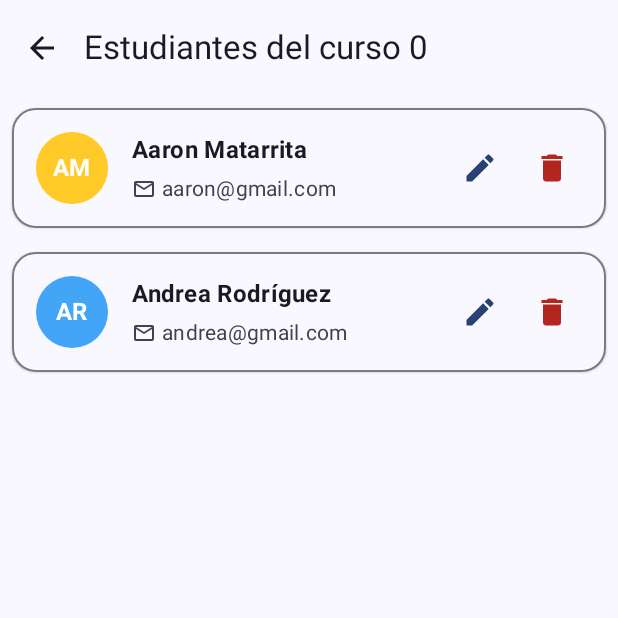
After one commit to AaronMatarrita/Exam1_Frontend, an Android app built with Jetpack Compose: the composable StudentListScreen called with empty values, on a phone screen of 412 x 824 dp, the top half of it. The commit adds this screen. Run offline under Robolectric (Android 15) with nearby library versions, the phone set to English and light mode, and no system bars.

Commit message:
add StudentCard and navigation to StudentList screen
- Updated MainActivity to use a NavController for navigation between screens.
- Created StudentCard composable displaying:
  - Avatar with initials of the student's name.
  - Student's full name and email.
- Implemented StudentListScreen to show a list of StudentCard components.
  - Currently using hardcoded data.
  - Receives NavController for navigation.
- Updated CourseListScreen to accept NavController and navigate to StudentListScreen on "View Students" click.

```diff
--- a/app/build.gradle.kts
+++ b/app/build.gradle.kts
@@ -55,6 +55,7 @@ dependencies {
     implementation(libs.coil.compose)
     implementation(libs.retrofit)
     implementation(libs.converter.gson)
+    implementation(libs.androidx.navigation.compose.v275)
     testImplementation(libs.junit)
     androidTestImplementation(libs.androidx.junit)
     androidTestImplementation(libs.androidx.espresso.core)
--- a/app/src/main/java/com/moviles/exam/MainActivity.kt
+++ b/app/src/main/java/com/moviles/exam/MainActivity.kt
@@ -6,8 +6,13 @@ import androidx.activity.compose.setContent
 import androidx.activity.enableEdgeToEdge
 import androidx.compose.foundation.layout.padding
 import androidx.compose.material3.Scaffold
+import androidx.compose.runtime.Composable
 import androidx.compose.ui.Modifier
+import androidx.navigation.NavType
+import androidx.navigation.compose.*
+import androidx.navigation.navArgument
 import com.moviles.exam.pages.course.CourseListScreen
+import com.moviles.exam.pages.students.StudentListScreen
 import com.moviles.exam.ui.theme.Examen1_FrontendTheme
 
 class MainActivity : ComponentActivity() {
@@ -16,10 +21,40 @@ class MainActivity : ComponentActivity() {
         enableEdgeToEdge()
         setContent {
             Examen1_FrontendTheme {
-                Scaffold { padding ->
-                    CourseListScreen(modifier = Modifier.padding(padding))
-                }
+                AppNavigator()
             }
         }
     }
 }
+
+@Composable
+fun AppNavigator() {
+    val navController = rememberNavController()
+
+    NavHost(
+        navController = navController,
+        startDestination = "courses"
+    ) {
+        composable("courses") {
+            Scaffold { padding ->
+                CourseListScreen(
+                    navController = navController,
+                    modifier = Modifier.padding(padding)
+                )
+            }
+        }
+        composable(
+            "students/{courseId}",
+            arguments = listOf(navArgument("courseId") { type = NavType.IntType })
+        ) { backStackEntry ->
+            val courseId = backStackEntry.arguments?.getInt("courseId") ?: 0
+            Scaffold { padding ->
+                StudentListScreen(
+                    courseId = courseId,
+                    modifier = Modifier.padding(padding),
+                    navController = navController,
+                )
+            }
+        }
+    }
+}
--- /dev/null
+++ b/app/src/main/java/com/moviles/exam/components/StudentCard.kt
@@ -0,0 +1,219 @@
+package com.moviles.exam.components
+
+import androidx.compose.animation.animateColorAsState
+import androidx.compose.animation.core.animateFloatAsState
+import androidx.compose.animation.core.tween
+import androidx.compose.foundation.BorderStroke
+import androidx.compose.foundation.background
+import androidx.compose.foundation.layout.*
+import androidx.compose.foundation.shape.CircleShape
+import androidx.compose.foundation.shape.RoundedCornerShape
+import androidx.compose.material.icons.Icons
+import androidx.compose.material.icons.filled.*
+import androidx.compose.material.icons.outlined.Email
+import androidx.compose.material.icons.outlined.Person
+import androidx.compose.material3.*
+import androidx.compose.runtime.*
+import androidx.compose.ui.Alignment
+import androidx.compose.ui.Modifier
+import androidx.compose.ui.draw.clip
+import androidx.compose.ui.draw.scale
+import androidx.compose.ui.graphics.Color
+import androidx.compose.ui.graphics.vector.ImageVector
+import androidx.compose.ui.semantics.contentDescription
+import androidx.compose.ui.semantics.semantics
+import androidx.compose.ui.text.font.FontWeight
+import androidx.compose.ui.text.style.TextOverflow
+import androidx.compose.ui.unit.dp
+import com.moviles.exam.models.Student
+
+@OptIn(ExperimentalMaterial3Api::class)
+@Composable
+fun StudentCard(
+    student: Student,
+    onEdit: () -> Unit,
+    onDelete: () -> Unit,
+    modifier: Modifier = Modifier
+) {
+    val colors = MaterialTheme.colorScheme
+    var isHovered by remember { mutableStateOf(false) }
+
+    // Animaciones
+    val elevation by animateFloatAsState(
+        targetValue = if (isHovered) 4f else 1f,
+        animationSpec = tween(durationMillis = 200)
+    )
+
+    val backgroundColor by animateColorAsState(
+        targetValue = if (isHovered) colors.surfaceVariant.copy(alpha = 0.5f) else colors.surface,
+        animationSpec = tween(durationMillis = 200)
+    )
+
+    Card(
+        modifier = modifier
+            .padding(8.dp)
+            .fillMaxWidth()
+            .semantics {
+                contentDescription = "Tarjeta del estudiante ${student.name}"
+            },
+        shape = RoundedCornerShape(16.dp),
+        border = BorderStroke(1.dp, colors.outlineVariant),
+        colors = CardDefaults.cardColors(containerColor = backgroundColor),
+        elevation = CardDefaults.cardElevation(defaultElevation = elevation.dp),
+        onClick = { isHovered = !isHovered }
+    ) {
+        Row(
+            modifier = Modifier.padding(16.dp),
+            verticalAlignment = Alignment.CenterVertically
+        ) {
+            // Avatar del estudiante
+            StudentAvatar(student = student)
+
+            Spacer(modifier = Modifier.width(16.dp))
+
+            // Información del estudiante
+            Column(
+                modifier = Modifier.weight(1f)
+            ) {
+                Text(
+                    text = student.name,
+                    style = MaterialTheme.typography.titleMedium,
+                    color = colors.onSurface,
+                    fontWeight = FontWeight.Bold,
+                    maxLines = 1,
+                    overflow = TextOverflow.Ellipsis
+                )
+
+                Spacer(modifier = Modifier.height(4.dp))
+
+                Row(
+                    verticalAlignment = Alignment.CenterVertically
+                ) {
+                    Icon(
+                        imageVector = Icons.Outlined.Email,
+                        contentDescription = null,
+                        tint = colors.onSurfaceVariant,
+                        modifier = Modifier.size(16.dp)
+                    )
+                    Spacer(modifier = Modifier.width(4.dp))
+                    Text(
+                        text = student.email,
+                        style = MaterialTheme.typography.bodyMedium,
+                        color = colors.onSurfaceVariant,
+                        maxLines = 1,
+                        overflow = TextOverflow.Ellipsis
+                    )
+                }
+
+            }
+
+            // Botones de acción
+            Row(
+                verticalAlignment = Alignment.CenterVertically
+            ) {
+                ActionButton(
+                    icon = Icons.Default.Edit,
+                    contentDescription = "Editar estudiante",
+                    color = colors.primary,
+                    onClick = onEdit
+                )
+
+                Spacer(modifier = Modifier.width(8.dp))
+
+                ActionButton(
+                    icon = Icons.Default.Delete,
+                    contentDescription = "Eliminar estudiante",
+                    color = colors.error,
+                    onClick = onDelete
+                )
+            }
+        }
+    }
+}
+
+@Composable
+private fun StudentAvatar(student: Student) {
+    val colors = MaterialTheme.colorScheme
+    val initials = student.name.split(" ")
+        .take(2)
+        .joinToString("") { it.take(1).uppercase() }
+
+    Box(
+        modifier = Modifier
+            .size(48.dp)
+            .clip(CircleShape)
+            .background(getAvatarColor(student.id.toString()))
+            .semantics {
+                contentDescription = "Avatar de ${student.name}"
+            },
+        contentAlignment = Alignment.Center
+    ) {
+        Text(
+            text = initials,
+            style = MaterialTheme.typography.titleMedium,
+            color = Color.White,
+            fontWeight = FontWeight.Bold
+        )
+    }
+}
+
+@Composable
+private fun ActionButton(
+    icon: ImageVector,
+    contentDescription: String,
+    color: Color,
+    onClick: () -> Unit
+) {
+    var isPressed by remember { mutableStateOf(false) }
+    val scale by animateFloatAsState(
+        targetValue = if (isPressed) 0.85f else 1f,
+        animationSpec = tween(durationMillis = 100)
+    )
+
+    IconButton(
+        onClick = {
+            isPressed = true
+            onClick()
+        },
+        modifier = Modifier
+            .scale(scale)
+            .size(40.dp)
+    ) {
+        Icon(
+            imageVector = icon,
+            contentDescription = contentDescription,
+            tint = color
+        )
+    }
+
+    // Restablecer el estado después de la animación
+    LaunchedEffect(isPressed) {
+        if (isPressed) {
+            kotlinx.coroutines.delay(100)
+            isPressed = false
+        }
+    }
+}
+
+// Función para generar un color consistente basado en el ID del estudiante
+private fun getAvatarColor(id: String): Color {
+    val colors = listOf(
+        Color(0xFF5C6BC0), // Indigo
+        Color(0xFF26A69A), // Teal
+        Color(0xFFEF5350), // Red
+        Color(0xFF66BB6A), // Green
+        Color(0xFFFFCA28), // Amber
+        Color(0xFF42A5F5), // Blue
+        Color(0xFFAB47BC), // Purple
+        Color(0xFF8D6E63), // Brown
+        Color(0xFF78909C)  // Blue Grey
+    )
+
+    // Usar el hashCode del ID para seleccionar un color consistente
+    val index = id.hashCode().absoluteValue % colors.size
+    return colors[index]
+}
+
+// Extensión para obtener el valor absoluto de Int
+private val Int.absoluteValue: Int
+    get() = if (this < 0) -this else this
--- a/app/src/main/java/com/moviles/exam/pages/course/CourseListScreen.kt
+++ b/app/src/main/java/com/moviles/exam/pages/course/CourseListScreen.kt
@@ -11,10 +11,12 @@ import androidx.compose.runtime.*
 import androidx.compose.ui.Modifier
 import androidx.compose.ui.unit.dp
 import androidx.lifecycle.viewmodel.compose.viewModel
+import androidx.navigation.NavHostController
 import com.moviles.exam.viewmodel.CourseViewModel
 
 @Composable
 fun CourseListScreen(
+    navController: NavHostController,
     modifier: Modifier = Modifier,
     courseViewModel: CourseViewModel = viewModel()
 ) {
@@ -37,7 +39,9 @@ fun CourseListScreen(
                 items(uiState.courses) { course ->
                     CourseCard(
                         course = course,
-                        onViewStudents = { /* Acción de ver estudiantes */ },
+                        onViewStudents = {
+                            navController.navigate("students/${course.id}")
+                        },
                         onMoreOptions = { /* Acción para más opciones */ }
                     )
                 }
--- /dev/null
+++ b/app/src/main/java/com/moviles/exam/pages/students/StudentListScreen.kt
@@ -0,0 +1,50 @@
+package com.moviles.exam.pages.students
+
+import androidx.compose.foundation.lazy.LazyColumn
+import androidx.compose.foundation.lazy.items
+import androidx.compose.material.icons.Icons
+import androidx.compose.material.icons.filled.ArrowBack
+import androidx.compose.material3.*
+import androidx.compose.runtime.Composable
+import androidx.compose.ui.Modifier
+import androidx.navigation.NavController
+import com.moviles.exam.components.StudentCard
+import com.moviles.exam.models.Student
+
+@OptIn(ExperimentalMaterial3Api::class)
+@Composable
+fun StudentListScreen(
+    courseId: Int,
+    modifier: Modifier = Modifier,
+    navController: NavController
+) {
+    // Datos quemados de ejemplo
+    val sampleStudents = listOf(
+        Student(id = 1, name = "Aaron Matarrita", email = "aaron@gmail.com", phone = "60900909", courseId = courseId),
+        Student(id = 2, name = "Andrea Rodríguez", email = "andrea@gmail.com", phone = "60800808", courseId = courseId)
+    )
+
+    Scaffold(
+        topBar = {
+            TopAppBar(
+                title = { Text("Estudiantes del curso $courseId") },
+                navigationIcon = {
+                    IconButton(onClick = { navController.navigate("courses") }) {
+                        Icon(Icons.Default.ArrowBack, contentDescription = "Volver")
+                    }
+                }
+            )
+        },
+        modifier = modifier
+    ) { innerPadding ->
+        LazyColumn(contentPadding = innerPadding) {
+            items(sampleStudents) { student ->
+                StudentCard(
+                    student = student,
+                    onEdit = { /* Acción de editar */ },
+                    onDelete = { /* Acción de eliminar */ }
+                )
+            }
+        }
+    }
+}
--- a/gradle/libs.versions.toml
+++ b/gradle/libs.versions.toml
@@ -12,11 +12,13 @@ navigationCompose = "2.8.9"
 composeMaterial3 = "1.2.1"
 benchmarkMacro = "1.3.4"
 coilCompose = "2.5.0"
+navigationComposeVersion = "2.7.5"
 retrofit = "2.9.0"
 converterGson = "2.9.0"
 
 [libraries]
 androidx-core-ktx = { group = "androidx.core", name = "core-ktx", version.ref = "coreKtx" }
+androidx-navigation-compose-v275 = { module = "androidx.navigation:navigation-compose", version.ref = "navigationComposeVersion" }
 junit = { group = "junit", name = "junit", version.ref = "junit" }
 androidx-junit = { group = "androidx.test.ext", name = "junit", version.ref = "junitVersion" }
 androidx-espresso-core = { group = "androidx.test.espresso", name = "espresso-core", version.ref = "espressoCore" }
```
